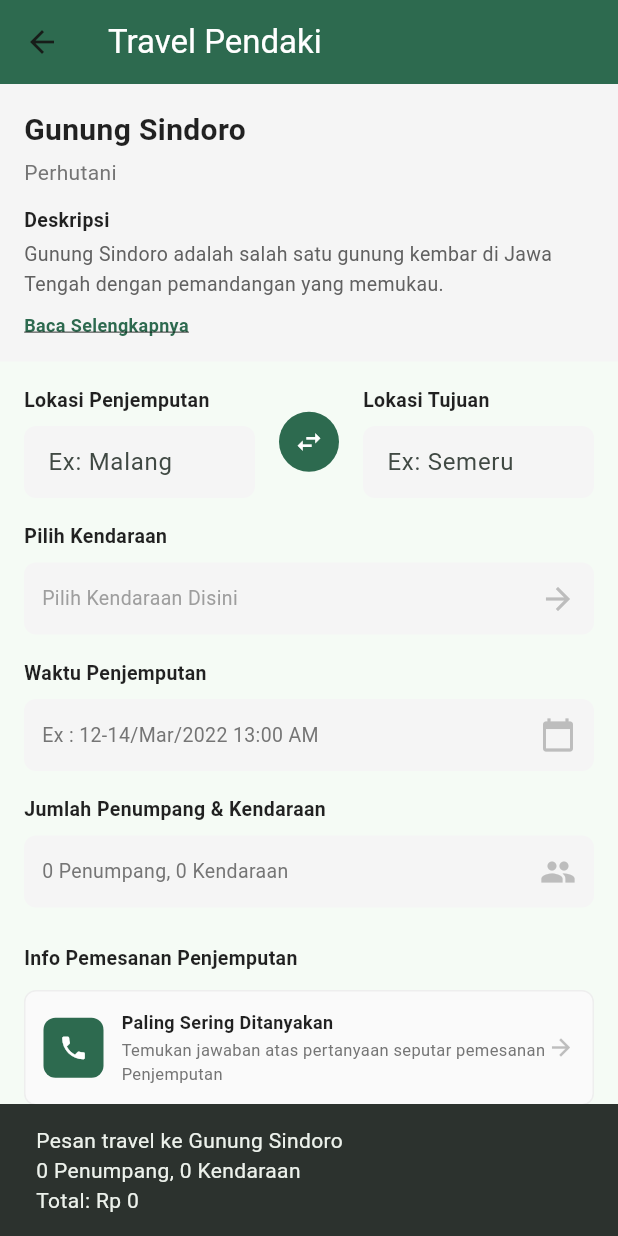
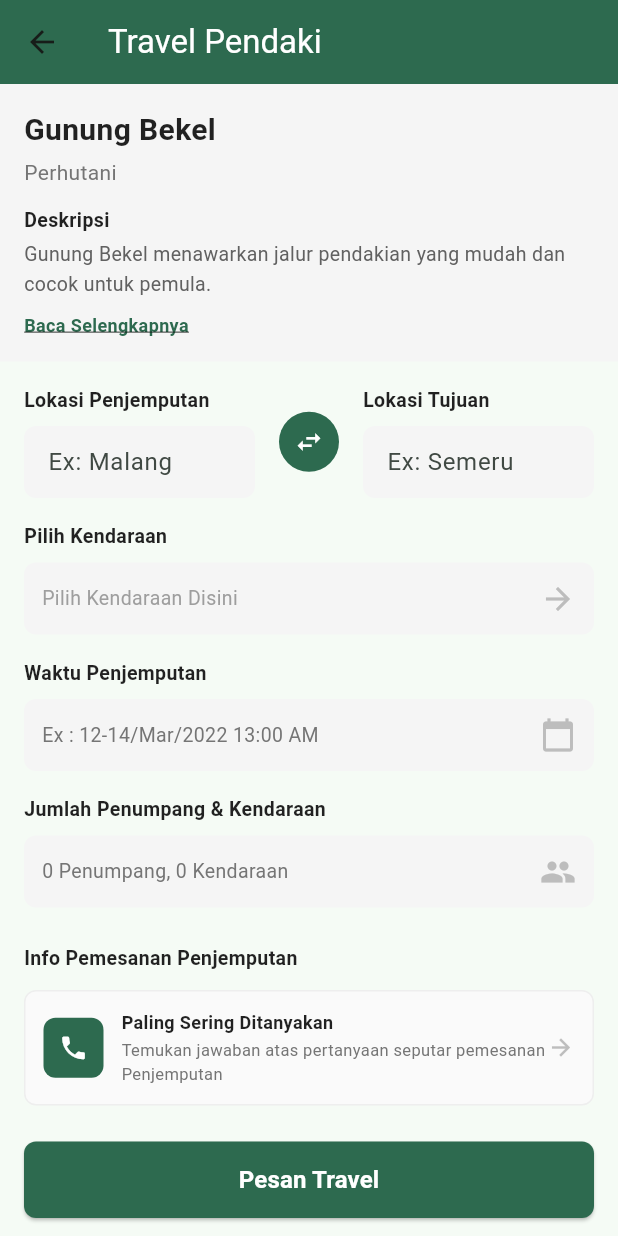
Before and after one commit to Codecooo/tenir, a Flutter app: the TravelDetailPage screen opened directly with sample values from the repository, after a tap on "Pesan Travel", on a phone screen of 412 x 824 dp. Run offline on Flutter 3.47's test engine with Material 3 defaults, Android fonts, the phone set to English and light mode, and no system bars; network calls fail.

Commit message:
refactor: remove Travel model and update to Mountain model in travel pages

```diff
--- a/lib/models/travel.dart
+++ /dev/null
@@ -1,62 +0,0 @@
-/// Model for a travel option offered for mountain trips.
-class Travel {
-  final String id;
-  final String name;
-  final String location;
-  final String description;
-  final String region;
-  final int pricePerPerson;
-
-  Travel({
-    required this.id,
-    required this.name,
-    required this.location,
-    required this.description,
-    required this.region,
-    required this.pricePerPerson,
-  });
-}
-
-// ===== SAMPLE DATA TRAVEL =====
-final List<Travel> sampleTravels = [
-  Travel(
-    id: '1',
-    name: 'Gunung Sindoro',
-    location: 'Perhutani',
-    description: 'Gunung Sindoro adalah salah satu gunung kembar di Jawa Tengah dengan pemandangan yang memukau.',
-    region: 'JAWA TENGAH',
-    pricePerPerson: 150000,
-  ),
-  Travel(
-    id: '2',
-    name: 'Gunung Merbabu',
-    location: 'Jawa Tengah',
-    description: 'Gunung Merbabu menawarkan jalur pendakian yang cukup menantang dengan pemandangan cantik di puncaknya.',
-    region: 'JAWA TENGAH',
-    pricePerPerson: 120000,
-  ),
-  Travel(
-    id: '3',
-    name: 'Gunung Lawu',
-    location: 'Perhutani',
-    description: 'Gunung Lawu adalah gunung tertua di Jawa dengan nilai spiritual yang tinggi.',
-    region: 'JAWA TENGAH',
-    pricePerPerson: 100000,
-  ),
-  Travel(
-    id: '4',
-    name: 'Gunung Semeru',
-    location: 'Jawa Timur',
-    description: 'Gunung Semeru adalah gunung tertinggi di Jawa dengan pemandangan yang spektakuler.',
-    region: 'JAWA TIMUR',
-    pricePerPerson: 200000,
-  ),
-  Travel(
-    id: '5',
-    name: 'Gunung Bromo',
-    location: 'Jawa Timur',
-    description: 'Gunung Bromo terkenal dengan pemandangan sunrise yang menakjubkan dari Penanjakan.',
-    region: 'JAWA TIMUR',
-    pricePerPerson: 180000,
-  ),
-];
--- a/lib/ui/home/home_screen.dart
+++ b/lib/ui/home/home_screen.dart
@@ -1,6 +1,7 @@
 import 'package:flutter/material.dart';
 import 'package:tenir/ui/pages/ticket_list_page.dart';
 import 'package:tenir/ui/pages/logistik/logistik_page.dart';
+import 'package:tenir/ui/pages/travel_list_page.dart';
 
 class HomeScreen extends StatefulWidget {
   const HomeScreen({Key? key}) : super(key: key);
@@ -412,6 +413,11 @@
                 context,
                 MaterialPageRoute(builder: (context) => const LogistikPage()),
               );
+            } else if (title == 'Travel & Objek') {
+              Navigator.push(
+                context,
+                MaterialPageRoute(builder: (context) => const TravelListPage()),
+              );
             } else {
               ScaffoldMessenger.of(context)
                   .showSnackBar(SnackBar(content: Text('Tap: $title')));
--- a/lib/ui/pages/travel_detail_page.dart
+++ b/lib/ui/pages/travel_detail_page.dart
@@ -1,12 +1,12 @@
 import 'package:flutter/material.dart';
-import 'package:tenir/models/travel.dart';
+import 'package:tenir/models/mountain.dart';
 
 class TravelDetailPage extends StatefulWidget {
-  final Travel travel;
+  final Mountain mountain;
 
   const TravelDetailPage({
     Key? key,
-    required this.travel,
+    required this.mountain,
   }) : super(key: key);
 
   @override
@@ -117,7 +117,7 @@
                 crossAxisAlignment: CrossAxisAlignment.start,
                 children: [
                   Text(
-                    widget.travel.name,
+                    widget.mountain.name,
                     style: const TextStyle(
                       fontSize: 20,
                       fontWeight: FontWeight.bold,
@@ -126,7 +126,7 @@
                   ),
                   const SizedBox(height: 4),
                   Text(
-                    widget.travel.location,
+                    widget.mountain.location,
                     style: TextStyle(
                       fontSize: 14,
                       color: Colors.grey[600],
@@ -143,7 +143,7 @@
                   ),
                   const SizedBox(height: 4),
                   Text(
-                    widget.travel.description,
+                    widget.mountain.description,
                     style: TextStyle(
                       fontSize: 13,
                       color: Colors.grey[700],
@@ -584,11 +584,11 @@
                 width: double.infinity,
                 child: ElevatedButton(
                   onPressed: () {
-                    int totalHarga = widget.travel.pricePerPerson * jumlahPenumpang;
+                    int totalHarga = (widget.mountain.basePrice * jumlahPenumpang) as int;
                     ScaffoldMessenger.of(context).showSnackBar(
                       SnackBar(
                         content: Text(
-                          'Pesan travel ke ${widget.travel.name}\n$jumlahPenumpang Penumpang, $jumlahKendaraan Kendaraan\nTotal: Rp ${formatUang(totalHarga)}',
+                          'Pesan travel ke ${widget.mountain.name}\n$jumlahPenumpang Penumpang, $jumlahKendaraan Kendaraan\nTotal: Rp ${formatUang(totalHarga)}',
                         ),
                       ),
                     );
--- a/lib/ui/pages/travel_list_page.dart
+++ b/lib/ui/pages/travel_list_page.dart
@@ -1,5 +1,6 @@
 import 'package:flutter/material.dart';
-import 'package:tenir/models/travel.dart';
+import 'package:tenir/models/mountain.dart';
+import 'package:tenir/utils/format.dart';
 
 import 'travel_detail_page.dart';
 
@@ -16,7 +17,7 @@
   final Color lightBg = const Color(0xFFF5F5F5);
   final Color cardBg = Colors.white;
 
-  List<Travel> hasilPencarian = [];
+  List<Mountain> hasilPencarian = [];
   TextEditingController controllerSearch = TextEditingController();
   String selectedRegion = 'SEMUA PROVINSI';
 
@@ -29,28 +30,28 @@
   @override
   void initState() {
     super.initState();
-    hasilPencarian = sampleTravels;
+    hasilPencarian = sampleMountains;
   }
 
   void cariTravel(String teks) {
-    List<Travel> tampung = [];
+    List<Mountain> tampung = [];
 
     if (teks.isEmpty) {
-      tampung = sampleTravels;
+      tampung = sampleMountains;
     } else {
-      for (var travel in sampleTravels) {
-        String namaTravel = travel.name.toLowerCase();
-        if (namaTravel.contains(teks.toLowerCase())) {
-          tampung.add(travel);
+      for (var mountain in sampleMountains) {
+        String namaMountain = mountain.name.toLowerCase();
+        if (namaMountain.contains(teks.toLowerCase())) {
+          tampung.add(mountain);
         }
       }
     }
 
-    List<Travel> hasil = [];
-    for (var travel in tampung) {
+    List<Mountain> hasil = [];
+    for (var mountain in tampung) {
       if (selectedRegion == 'SEMUA PROVINSI' ||
-          travel.region == selectedRegion) {
-        hasil.add(travel);
+          mountain.region == selectedRegion) {
+        hasil.add(mountain);
       }
     }
 
@@ -157,15 +158,14 @@
                   child: ListView.builder(
                     itemCount: hasilPencarian.length,
                     itemBuilder: (context, index) {
-                      var travel = hasilPencarian[index];
-
+                      var mountain = hasilPencarian[index];
                       return GestureDetector(
                         onTap: () {
                           Navigator.push(
                             context,
                             MaterialPageRoute(
                               builder: (context) =>
-                                  TravelDetailPage(travel: travel),
+                                  TravelDetailPage(mountain: mountain),
                             ),
                           );
                         },
@@ -218,7 +218,7 @@
                                       children: [
                                         Expanded(
                                           child: Text(
-                                            travel.name,
+                                            mountain.name,
                                             style: const TextStyle(
                                               fontSize: 16,
                                               fontWeight: FontWeight.bold,
@@ -230,7 +230,7 @@
 
                                     // ===== LOKASI =====
                                     Text(
-                                      travel.location,
+                                      mountain.location,
                                       style: TextStyle(
                                         color: Colors.grey[600],
                                         fontSize: 13,
@@ -252,7 +252,7 @@
                                           ),
                                         ),
                                         Text(
-                                          'Rp ${formatUang(travel.pricePerPerson)}',
+                                          rupiah(mountain.basePrice),
                                           style: TextStyle(
                                             color: primaryColor,
                                             fontWeight: FontWeight.bold,
```
